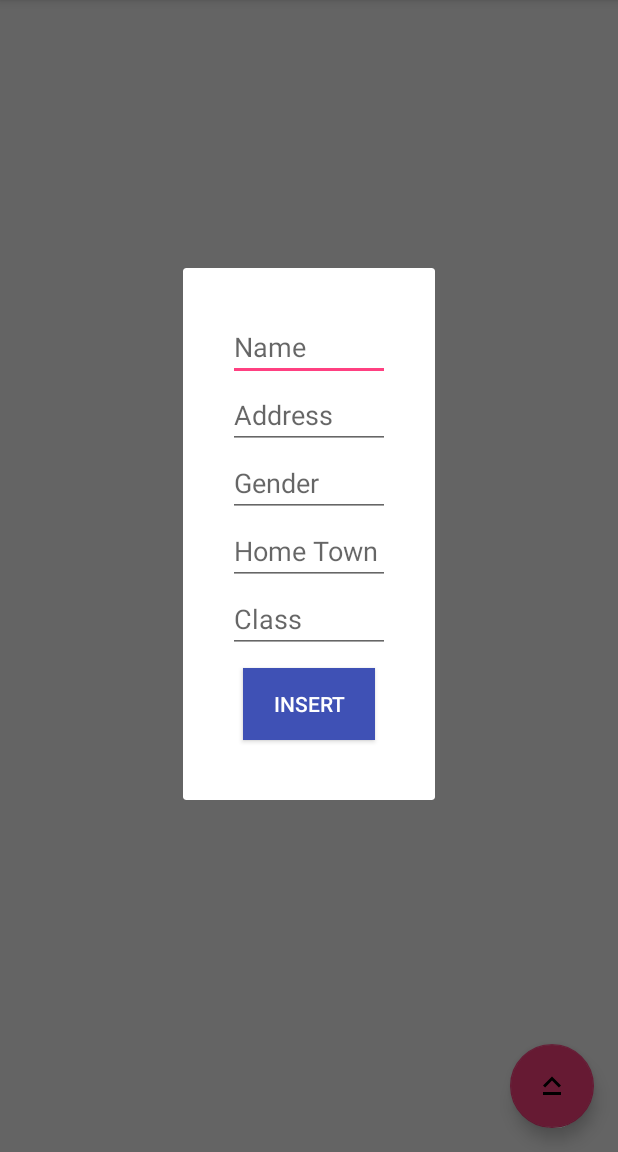
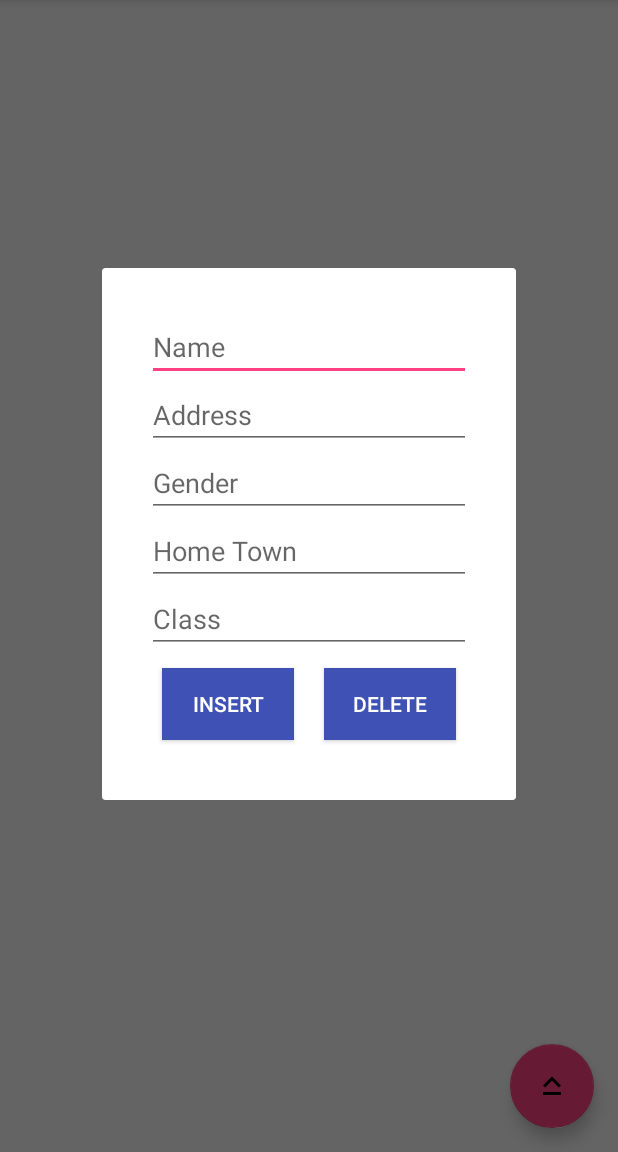
Before and after one commit to slamet33/DataSiswa-master, an Android app: the screen it shows after launch (MainActivity), after a tap on an icon or button, on a phone screen of 412 x 824 dp, the part 84-1236 px from its top. Run offline under Robolectric (Android 15) with nearby library versions, the phone set to English and light mode, and no system bars.

Commit message:
Commit 1.4.1

```diff
--- a/app/src/main/java/id/idn/datasiswa/MainActivity.java
+++ b/app/src/main/java/id/idn/datasiswa/MainActivity.java
@@ -33,7 +33,7 @@ public class MainActivity extends AppCompatActivity {
     Dialog popUp;
     EditText edtName, edtAddress, edtHomeTown, edtSex, edtClass;
     String strName, strAddress, strHomeTown, strSex, strClass;
-    Button btnInsert;
+    Button btnInsert, btnDelete;
 
     @Override
     protected void onCreate(Bundle savedInstanceState) {
@@ -93,8 +93,20 @@ public class MainActivity extends AppCompatActivity {
 
                     }
                 });
+
+                btnDelete = popUp.findViewById(R.id.btnDelete);
+                btnDelete.setOnClickListener(new View.OnClickListener() {
+                    @Override
+                    public void onClick(View view) {
+                       deletedata();
+                    }
+                });
             }
         });
+    }
+
+    private void deletedata() {
+
     }
 
     private void insertData() {
--- a/app/src/main/res/layout/inputdata.xml
+++ b/app/src/main/res/layout/inputdata.xml
@@ -35,13 +35,30 @@
         android:layout_height="wrap_content"
         android:hint="Class" />
 
-    <Button
-        android:id="@+id/btnInsert"
+    <LinearLayout
         android:layout_width="match_parent"
         android:layout_height="wrap_content"
-        android:layout_margin="10dp"
-        android:background="@color/colorPrimary"
-        android:text="Insert"
-        android:textColor="@android:color/white" />
+        android:orientation="horizontal">
 
+        <Button
+            android:id="@+id/btnInsert"
+            android:layout_width="0dp"
+            android:layout_weight="1"
+            android:layout_height="wrap_content"
+            android:layout_margin="10dp"
+            android:background="@color/colorPrimary"
+            android:text="Insert"
+            android:textColor="@android:color/white" />
+
+        <Button
+            android:id="@+id/btnDelete"
+            android:layout_width="0dp"
+            android:layout_weight="1"
+            android:layout_height="wrap_content"
+            android:layout_margin="10dp"
+            android:background="@color/colorPrimary"
+            android:text="Delete"
+            android:textColor="@android:color/white" />
+
+    </LinearLayout>
 </LinearLayout>
```
